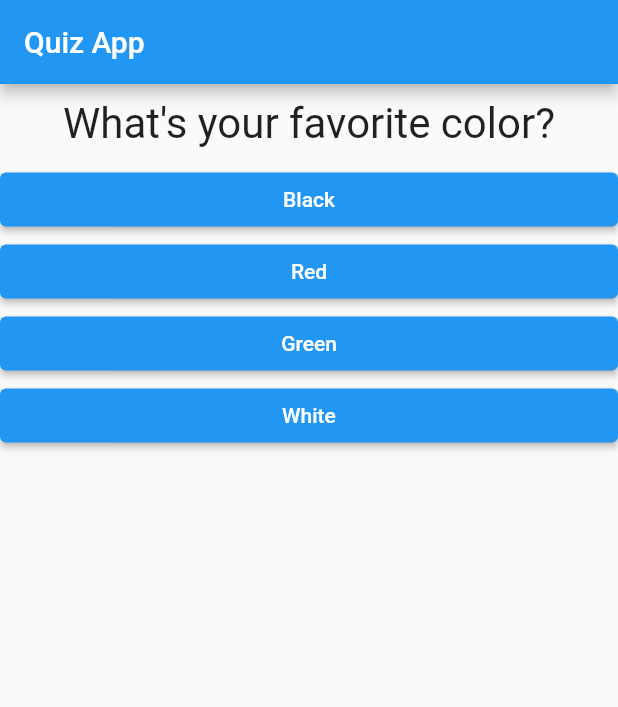
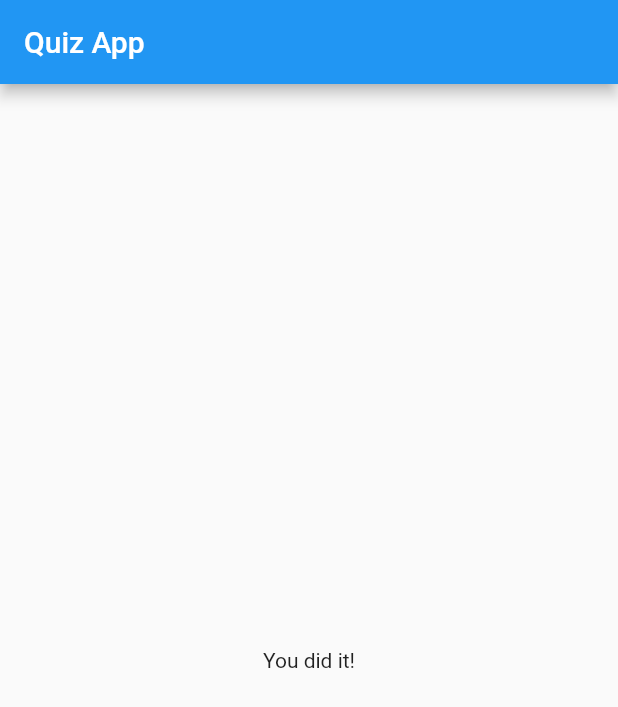
Before and after one commit to WhoStoleMyBrain/quiz_app, a Flutter app: the screen it shows after launch, after a tap on "Black", after a tap on "Snake", after a tap on "A: B", on a phone screen of 412 x 824 dp. Shown: the top 707 px of the screen. Run offline on Flutter 3.47's test engine with Material 2 defaults, Android fonts, the light colour scheme and no system bars.

Commit message:
Refactored into quiz and result widgets.

```diff
--- a/lib/main.dart
+++ b/lib/main.dart
@@ -1,7 +1,7 @@
 import 'package:flutter/material.dart';
 
-import './question.dart';
-import './answer.dart';
+import './quiz.dart';
+import './result.dart';
 
 void main() => runApp(MyApp());
 
@@ -12,7 +12,7 @@ class MyApp extends StatefulWidget {
 
 class _MyAppState extends State<MyApp> {
   var _questionIndex = 0;
-  var _questions = [
+  final _questions = const [
     {
       'questionText': 'What\'s your favorite color?',
       'answers': ['Black', 'Red', 'Green', 'White'],
@@ -27,15 +27,17 @@ class _MyAppState extends State<MyApp> {
     }
   ];
 
-  void answerQuestion() {
+  void _answerQuestion() {
     setState(() {
-      if (_questionIndex < _questions.length - 1) {
-        _questionIndex++;
-      } else {
-        _questionIndex = 0;
-      }
+      _questionIndex++;
     });
+
     print('Answer chosen!' + _questionIndex.toString());
+    if (_questionIndex < _questions.length) {
+      print('We have more questions!');
+    } else {
+      print('No more questions!');
+    }
   }
 
   @override
@@ -45,15 +47,13 @@ class _MyAppState extends State<MyApp> {
         appBar: AppBar(
           title: Text('Quiz App'),
         ),
-        body: Column(
-          children: [
-            Question(_questions[_questionIndex]['questionText']),
-            ...(_questions[_questionIndex]['answers'] as List<String>)
-                .map((answer) {
-              return Answer(answerQuestion, answer);
-            }).toList()
-          ],
-        ),
+        body: _questionIndex < _questions.length
+            ? Quiz(
+                answerQuestion: _answerQuestion,
+                questions: _questions,
+                questionIndex: _questionIndex,
+              )
+            : Result(),
       ),
     );
   }
--- /dev/null
+++ b/lib/quiz.dart
@@ -0,0 +1,27 @@
+import 'package:flutter/material.dart';
+
+import './question.dart';
+import './answer.dart';
+
+class Quiz extends StatelessWidget {
+  final List<Map<String, Object>> questions;
+  final Function answerQuestion;
+  final int questionIndex;
+
+  Quiz(
+      {@required this.questions,
+      @required this.answerQuestion,
+      @required this.questionIndex});
+
+  @override
+  Widget build(BuildContext context) {
+    return Column(
+      children: [
+        Question(questions[questionIndex]['questionText']),
+        ...(questions[questionIndex]['answers'] as List<String>).map((answer) {
+          return Answer(answerQuestion, answer);
+        }).toList()
+      ],
+    );
+  }
+}
--- /dev/null
+++ b/lib/result.dart
@@ -0,0 +1,12 @@
+import 'package:flutter/material.dart';
+
+class Result extends StatelessWidget {
+
+
+  @override
+  Widget build(BuildContext context) {
+    return Center(
+      child: Text('You did it!'),
+    );
+  }
+}
```
